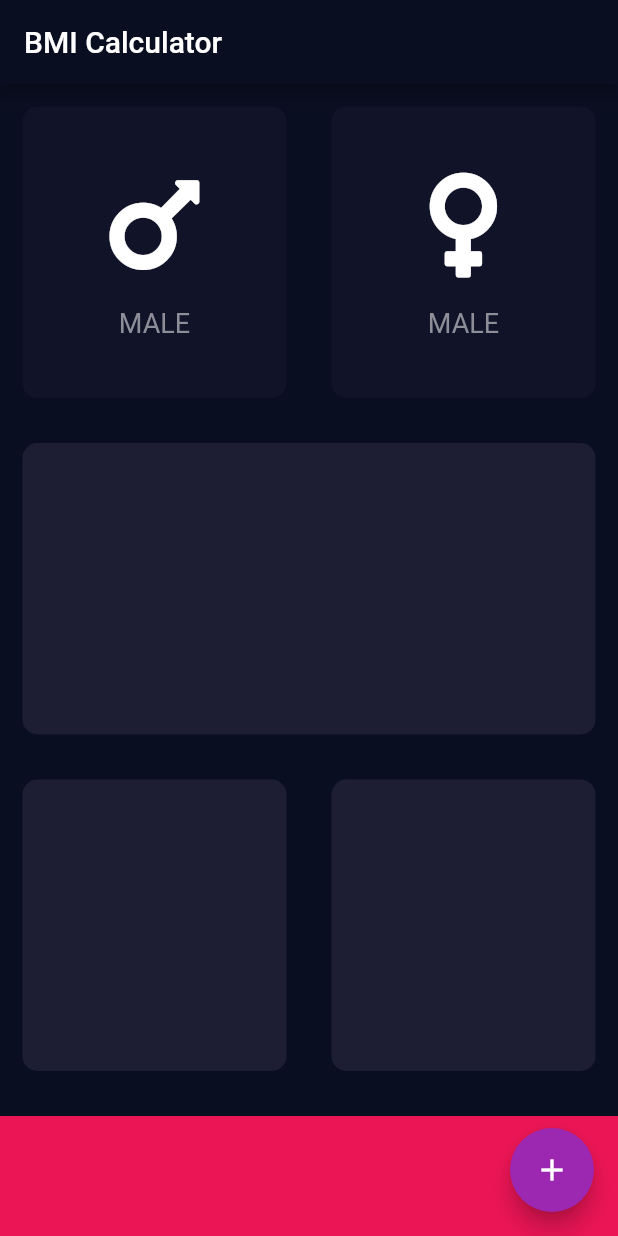
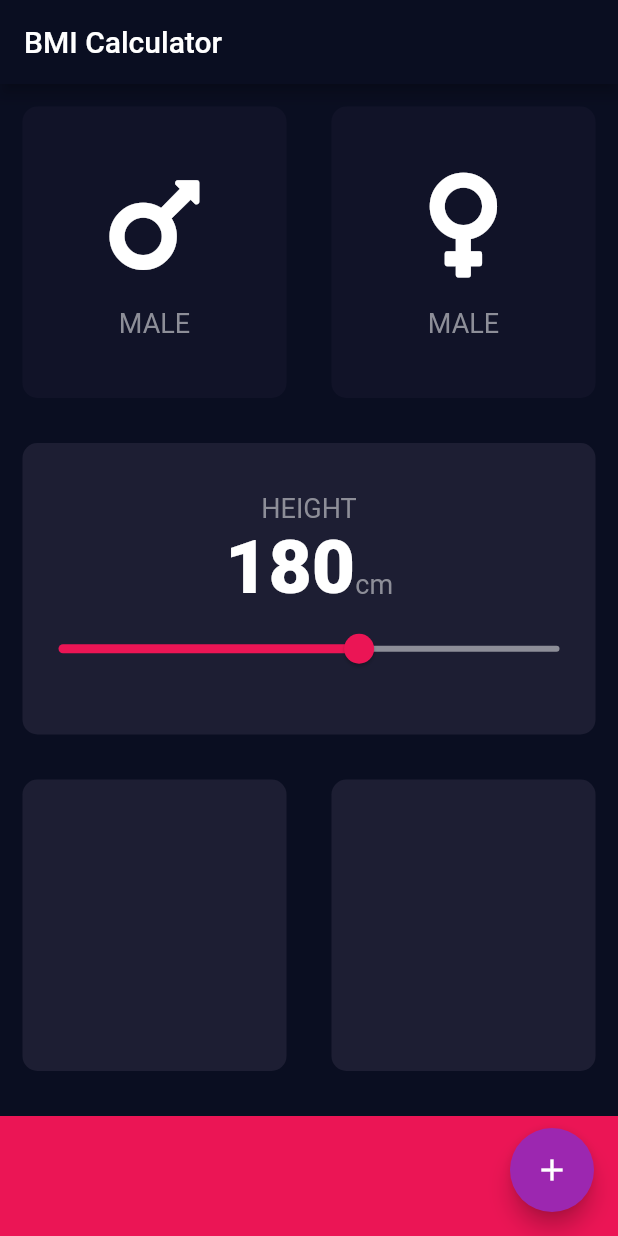
Before and after one commit to djeriko/bmiCalculator, a Flutter app: the screen it shows after launch, on a phone screen of 412 x 824 dp. Run offline on Flutter 3.47's test engine with Material 2 defaults, Android fonts, the phone set to English and light mode, and no system bars; our stand-ins replace font_awesome_flutter.

```diff
--- /dev/null
+++ b/lib/helpers/constants.dart
@@ -0,0 +1,13 @@
+import 'package:flutter/material.dart';
+
+const kLabelTextStyle = TextStyle(fontSize: 18.0, color: Color(0xFF8D8E98));
+
+const double kBottomContainerHeight = 80.0;
+const Color kActiveCardColor = Color(0xFF1D1E33);
+const Color kInactiveCardColor = Color(0xFF111328);
+const Color kBottomContainerColor = Color(0xFFEB1555);
+
+const kNumberTextStyle = TextStyle(
+  fontSize: 50.0,
+  fontWeight: FontWeight.w900,
+);
--- a/lib/screens/input_page.dart
+++ b/lib/screens/input_page.dart
@@ -1,12 +1,9 @@
+import 'package:bmi_calculator/helpers/constants.dart';
 import 'package:bmi_calculator/widgets/reusable_card.dart';
 import 'package:bmi_calculator/widgets/sex_widget.dart';
-import 'package:flutter/material.dart';
 import 'package:font_awesome_flutter/font_awesome_flutter.dart';
 
-const double bottomContainerHeight = 80.0;
-const Color activeCardColor = Color(0xFF1D1E33);
-const Color inactiveCardColor = Color(0xFF111328);
-const Color bottomContainerColor = Color(0xFFEB1555);
+import 'package:flutter/material.dart';
 
 enum GenderType { male, female }
 
@@ -16,8 +13,8 @@ class InputPage extends StatefulWidget {
 }
 
 class _InputPageState extends State<InputPage> {
-
   GenderType selectedGender;
+  int height = 180;
 
   @override
   Widget build(BuildContext context) {
@@ -32,14 +29,14 @@ class _InputPageState extends State<InputPage> {
               children: <Widget>[
                 Expanded(
                   child: ReusableCard(
-                    onPress: (){
+                    onPress: () {
                       setState(() {
                         selectedGender = GenderType.male;
                       });
                     },
                     cardColor: selectedGender == GenderType.male
-                        ? activeCardColor
-                        : inactiveCardColor,
+                        ? kActiveCardColor
+                        : kInactiveCardColor,
                     cardChild: SexWidget(
                       sexText: 'MALE',
                       sexIcon: FontAwesomeIcons.mars,
@@ -48,14 +45,14 @@ class _InputPageState extends State<InputPage> {
                 ),
                 Expanded(
                     child: ReusableCard(
-                      onPress: (){
+                  onPress: () {
                     setState(() {
                       selectedGender = GenderType.female;
                     });
                   },
                   cardColor: selectedGender == GenderType.female
-                          ? activeCardColor
-                          : inactiveCardColor,
+                      ? kActiveCardColor
+                      : kInactiveCardColor,
                   cardChild: SexWidget(
                     sexText: 'FEMALE',
                     sexIcon: FontAwesomeIcons.venus,
@@ -66,26 +63,63 @@ class _InputPageState extends State<InputPage> {
           ),
           Expanded(
               child: ReusableCard(
-            cardColor: activeCardColor,
+            cardColor: kActiveCardColor,
+            cardChild: Column(
+              mainAxisAlignment: MainAxisAlignment.center,
+              children: <Widget>[
+                Text(
+                  'HEIGHT',
+                  style: kLabelTextStyle,
+                ),
+                Row(
+                  mainAxisAlignment: MainAxisAlignment.center,
+                  crossAxisAlignment: CrossAxisAlignment.baseline,
+                  textBaseline: TextBaseline.alphabetic,
+                  children: <Widget>[
+                    Text(
+                      height.toString(),
+                      style: kNumberTextStyle,
+                    ),
+                    Text(
+                      'cm',
+                      style: kLabelTextStyle,
+                    ),
+                  ],
+                ),
+                Slider(
+                  value: height.toDouble(),
+                  min: 120.0,
+                  max: 220.0,
+                  activeColor: Color(0xFFEB1555),
+                  inactiveColor: Color(0xFF8D8E98),
+                  onChanged: (double newValue) {
+                    setState(() {
+                      height = newValue.round();
+                    });
+                  },
+
+                )
+              ],
+            ),
           )),
           Expanded(
             child: Row(
               children: <Widget>[
                 Expanded(
                     child: ReusableCard(
-                  cardColor: activeCardColor,
+                  cardColor: kActiveCardColor,
                 )),
                 Expanded(
                     child: ReusableCard(
-                  cardColor: activeCardColor,
+                  cardColor: kActiveCardColor,
                 )),
               ],
             ),
           ),
           Container(
-            color: bottomContainerColor,
+            color: kBottomContainerColor,
             margin: EdgeInsets.only(top: 15.0),
-            height: bottomContainerHeight,
+            height: kBottomContainerHeight,
             width: double.infinity,
           )
         ],
--- a/lib/widgets/sex_widget.dart
+++ b/lib/widgets/sex_widget.dart
@@ -1,9 +1,7 @@
+import 'package:bmi_calculator/helpers/constants.dart';
 import 'package:flutter/material.dart';
 
-const labelTextStyle = TextStyle(
-  fontSize: 18.0,
-  color: Color(0xFF8D8E98)
-);
+
 
 class SexWidget extends StatelessWidget {
   const SexWidget({@required this.sexText, @required this.sexIcon});
@@ -25,7 +23,7 @@ class SexWidget extends StatelessWidget {
         ),
         Text(
           'MALE',
-          style: labelTextStyle,
+          style: kLabelTextStyle,
           ),
       ],
     );
```
Lines whose indentation alone changed are shown as unchanged.
